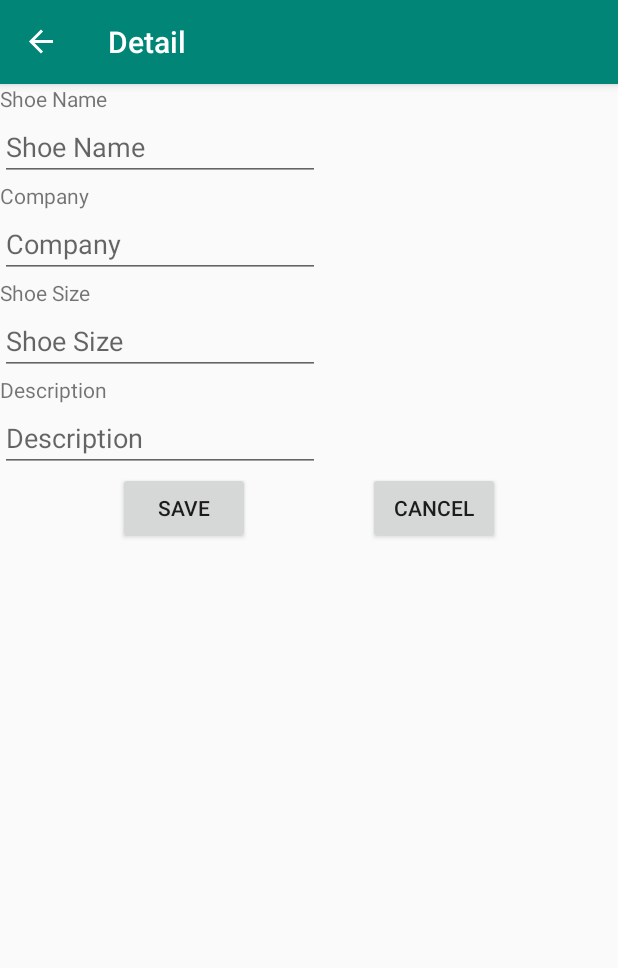
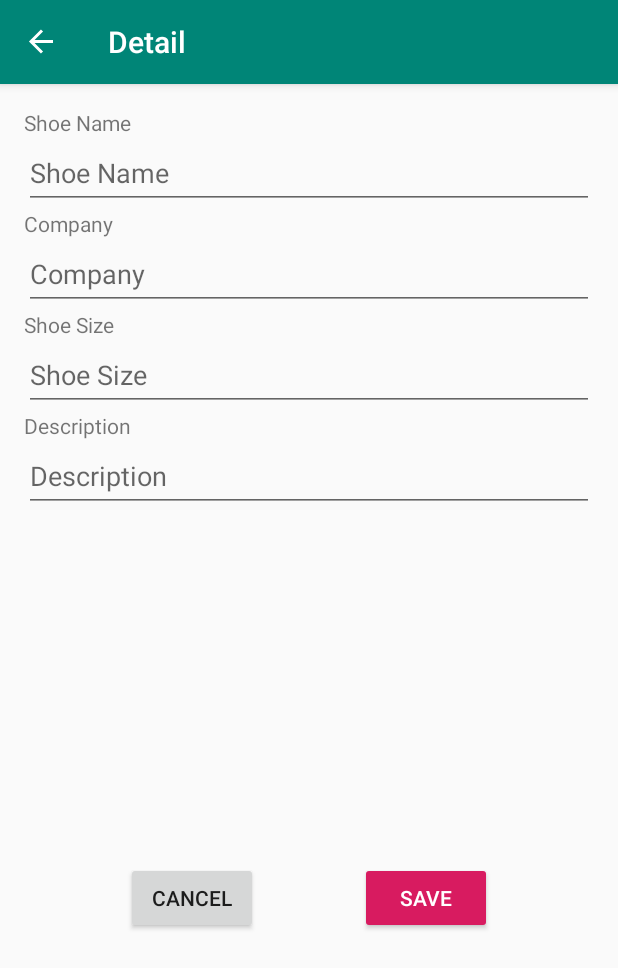
Before and after one commit to Salma-2/ShoeStore, an Android app: the DetailFragment screen opened through its navigation route, on a phone screen of 412 x 824 dp. Shown: the top 968 px of the screen. Run offline under Robolectric (Android 15) with nearby library versions, the phone set to English and light mode, and no system bars; our stand-ins replace Timber, data binding, navigation-ui.

Commit message:
Designed Detail Layout

```diff
--- a/app/src/main/res/layout/fragment_detail.xml
+++ b/app/src/main/res/layout/fragment_detail.xml
@@ -14,24 +14,30 @@
         android:id="@+id/constraintLayout"
         android:layout_width="match_parent"
         android:layout_height="match_parent"
-        tools:context=".screens.detail.DetailFragment">
+        tools:context=".screens.detail.DetailFragment"
+        android:layout_margin="@dimen/medium_margin"
+        >
 
         <TextView
             android:id="@+id/shoe_name_tv"
             android:layout_width="wrap_content"
             android:layout_height="wrap_content"
+            android:labelFor="@id/shoe_name_input"
             android:text="@string/shoe_name"
             app:layout_constraintStart_toStartOf="parent"
             app:layout_constraintTop_toTopOf="parent" />
 
         <EditText
             android:id="@+id/shoe_name_input"
-            android:layout_width="wrap_content"
+            android:layout_width="match_parent"
             android:layout_height="wrap_content"
             android:ems="10"
             android:hint="@string/shoe_name"
             android:inputType="textPersonName"
             android:text="@={detailViewModel.shoe.name}"
+
+            android:minHeight="48dp"
+
             app:layout_constraintStart_toStartOf="@+id/shoe_name_tv"
             app:layout_constraintTop_toBottomOf="@+id/shoe_name_tv" />
 
@@ -39,18 +45,19 @@
             android:id="@+id/company_tv"
             android:layout_width="wrap_content"
             android:layout_height="wrap_content"
+            android:labelFor="@id/company_input"
             android:text="@string/company"
-
             app:layout_constraintStart_toStartOf="@+id/shoe_name_input"
             app:layout_constraintTop_toBottomOf="@+id/shoe_name_input" />
 
         <EditText
             android:id="@+id/company_input"
-            android:layout_width="wrap_content"
+            android:layout_width="match_parent"
             android:layout_height="wrap_content"
             android:ems="10"
             android:hint="@string/company"
             android:inputType="textPersonName"
+            android:minHeight="48dp"
             android:text="@={detailViewModel.shoe.company}"
             app:layout_constraintStart_toStartOf="@+id/company_tv"
             app:layout_constraintTop_toBottomOf="@+id/company_tv" />
@@ -59,17 +66,19 @@
             android:id="@+id/size_tv"
             android:layout_width="wrap_content"
             android:layout_height="wrap_content"
+            android:labelFor="@id/size_input"
             android:text="@string/shoe_size"
             app:layout_constraintStart_toStartOf="@+id/company_input"
             app:layout_constraintTop_toBottomOf="@+id/company_input" />
 
         <EditText
             android:id="@+id/size_input"
-            android:layout_width="wrap_content"
+            android:layout_width="match_parent"
             android:layout_height="wrap_content"
             android:ems="10"
             android:hint="@string/shoe_size"
             android:inputType="number"
+            android:minHeight="48dp"
             android:text="@={``+ detailViewModel.shoe.size}"
             app:layout_constraintStart_toStartOf="@+id/size_tv"
             app:layout_constraintTop_toBottomOf="@+id/size_tv" />
@@ -78,17 +87,19 @@
             android:id="@+id/desc_tv"
             android:layout_width="wrap_content"
             android:layout_height="wrap_content"
+            android:labelFor="@id/desc_input"
             android:text="@string/description"
             app:layout_constraintStart_toStartOf="@+id/size_input"
             app:layout_constraintTop_toBottomOf="@+id/size_input" />
 
         <EditText
             android:id="@+id/desc_input"
-            android:layout_width="wrap_content"
+            android:layout_width="match_parent"
             android:layout_height="wrap_content"
             android:ems="10"
             android:hint="@string/description"
             android:inputType="textMultiLine"
+            android:minHeight="48dp"
             android:text="@={detailViewModel.shoe.description}"
             app:layout_constraintStart_toStartOf="@+id/desc_tv"
             app:layout_constraintTop_toBottomOf="@+id/desc_tv" />
@@ -99,20 +110,22 @@
             android:layout_height="wrap_content"
             android:onClick="@{()->detailViewModel.onCancel()}"
             android:text="@string/cancel"
-            app:layout_constraintEnd_toEndOf="parent"
+            app:layout_constraintEnd_toStartOf="@+id/cancel_btn"
             app:layout_constraintHorizontal_bias="0.5"
-            app:layout_constraintStart_toEndOf="@+id/cancel_btn"
+            app:layout_constraintStart_toStartOf="parent"
             app:layout_constraintTop_toTopOf="@+id/cancel_btn" />
 
         <Button
             android:id="@+id/cancel_btn"
+            style="@style/btn_style"
             android:layout_width="wrap_content"
             android:layout_height="wrap_content"
             android:onClick="@{()->detailViewModel.onSave()}"
             android:text="@string/save"
-            app:layout_constraintEnd_toStartOf="@+id/save_btn"
+            app:layout_constraintBottom_toBottomOf="parent"
+            app:layout_constraintEnd_toEndOf="parent"
             app:layout_constraintHorizontal_bias="0.5"
-            app:layout_constraintStart_toStartOf="parent"
+            app:layout_constraintStart_toEndOf="@+id/save_btn"
             app:layout_constraintTop_toBottomOf="@+id/desc_input" />
 
 
```
